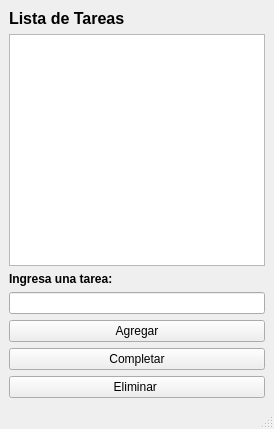
Qt form src/ui/interfaz.ui (JavierEchezarreta/tp_lista_tareas) before a commit.
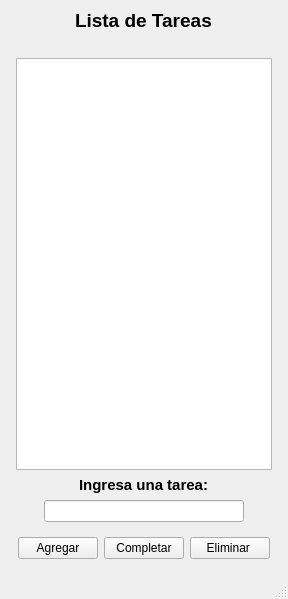
The same form after that commit. Icons and pictures are not drawn.

Commit message: Se hicieron cambios en la interfaz gráfica

```diff
--- a/src/ui/interfaz.ui
+++ b/src/ui/interfaz.ui
@@ -6,8 +6,8 @@
    <rect>
     <x>0</x>
     <y>0</y>
-    <width>274</width>
-    <height>429</height>
+    <width>288</width>
+    <height>599</height>
    </rect>
   </property>
   <property name="windowTitle">
@@ -18,42 +18,105 @@
   </property>
   <widget class="QWidget" name="centralwidget">
    <layout class="QVBoxLayout" name="verticalLayout">
-    <item>
+    <item alignment="Qt::AlignmentFlag::AlignHCenter|Qt::AlignmentFlag::AlignVCenter">
      <widget class="QLabel" name="titulo_label">
       <property name="text">
-       <string>&lt;html&gt;&lt;head/&gt;&lt;body&gt;&lt;p&gt;&lt;span style=&quot; font-size:12pt; font-weight:700;&quot;&gt;Lista de Tareas&lt;/span&gt;&lt;/p&gt;&lt;/body&gt;&lt;/html&gt;</string>
+       <string>&lt;html&gt;&lt;head/&gt;&lt;body&gt;&lt;p&gt;&lt;span style=&quot; font-size:14pt; font-weight:700;&quot;&gt;Lista de Tareas&lt;/span&gt;&lt;/p&gt;&lt;/body&gt;&lt;/html&gt;</string>
       </property>
      </widget>
     </item>
-    <item>
-     <widget class="QListView" name="lista"/>
+    <item alignment="Qt::AlignmentFlag::AlignHCenter|Qt::AlignmentFlag::AlignVCenter">
+     <widget class="QLabel" name="logo">
+      <property name="sizePolicy">
+       <sizepolicy hsizetype="Fixed" vsizetype="Fixed">
+        <horstretch>0</horstretch>
+        <verstretch>0</verstretch>
+       </sizepolicy>
+      </property>
+      <property name="minimumSize">
+       <size>
+        <width>0</width>
+        <height>0</height>
+       </size>
+      </property>
+      <property name="maximumSize">
+       <size>
+        <width>16777215</width>
+        <height>16777215</height>
+       </size>
+      </property>
+      <property name="text">
+       <string/>
+      </property>
+      <property name="pixmap">
+       <pixmap resource="icons/icons.qrc">:/logo.png</pixmap>
+      </property>
+     </widget>
     </item>
-    <item>
+    <item alignment="Qt::AlignmentFlag::AlignHCenter">
+     <widget class="QListView" name="lista">
+      <property name="sizePolicy">
+       <sizepolicy hsizetype="Fixed" vsizetype="MinimumExpanding">
+        <horstretch>0</horstretch>
+        <verstretch>0</verstretch>
+       </sizepolicy>
+      </property>
+     </widget>
+    </item>
+    <item alignment="Qt::AlignmentFlag::AlignHCenter|Qt::AlignmentFlag::AlignVCenter">
      <widget class="QLabel" name="ingresar_tarea_label_2">
       <property name="text">
-       <string>&lt;html&gt;&lt;head/&gt;&lt;body&gt;&lt;p&gt;&lt;span style=&quot; font-weight:700;&quot;&gt;Ingresa una tarea:&lt;/span&gt;&lt;/p&gt;&lt;/body&gt;&lt;/html&gt;</string>
+       <string>&lt;html&gt;&lt;head/&gt;&lt;body&gt;&lt;p&gt;&lt;span style=&quot; font-size:11pt; font-weight:700;&quot;&gt;Ingresa una tarea:&lt;/span&gt;&lt;/p&gt;&lt;/body&gt;&lt;/html&gt;</string>
       </property>
      </widget>
     </item>
-    <item>
-     <widget class="QLineEdit" name="ingresar_tarea_line_edit"/>
+    <item alignment="Qt::AlignmentFlag::AlignHCenter|Qt::AlignmentFlag::AlignVCenter">
+     <widget class="QLineEdit" name="ingresar_tarea_line_edit">
+      <property name="minimumSize">
+       <size>
+        <width>200</width>
+        <height>0</height>
+       </size>
+      </property>
+     </widget>
     </item>
-    <item>
+    <item alignment="Qt::AlignmentFlag::AlignHCenter">
+     <widget class="QWidget" name="botones" native="true">
+      <layout class="QHBoxLayout" name="horizontalLayout">
+       <item alignment="Qt::AlignmentFlag::AlignRight|Qt::AlignmentFlag::AlignVCenter">
      <widget class="QPushButton" name="boton_agregar">
+         <property name="sizePolicy">
+          <sizepolicy hsizetype="Preferred" vsizetype="Fixed">
+           <horstretch>0</horstretch>
+           <verstretch>0</verstretch>
+          </sizepolicy>
+         </property>
       <property name="text">
        <string>Agregar</string>
       </property>
      </widget>
     </item>
-    <item>
+       <item alignment="Qt::AlignmentFlag::AlignHCenter|Qt::AlignmentFlag::AlignVCenter">
      <widget class="QPushButton" name="boton_completar">
+         <property name="sizePolicy">
+          <sizepolicy hsizetype="Preferred" vsizetype="Fixed">
+           <horstretch>0</horstretch>
+           <verstretch>0</verstretch>
+          </sizepolicy>
+         </property>
       <property name="text">
        <string>Completar</string>
       </property>
      </widget>
     </item>
-    <item>
+       <item alignment="Qt::AlignmentFlag::AlignLeft">
      <widget class="QPushButton" name="boton_eliminar">
+         <property name="sizePolicy">
+          <sizepolicy hsizetype="Preferred" vsizetype="Fixed">
+           <horstretch>0</horstretch>
+           <verstretch>0</verstretch>
+          </sizepolicy>
+         </property>
       <property name="text">
        <string>Eliminar </string>
       </property>
@@ -61,6 +124,9 @@
     </item>
    </layout>
   </widget>
+    </item>
+   </layout>
+  </widget>
   <widget class="QMenuBar" name="menubar">
    <property name="geometry">
     <rect>
```
Left out of the diff: 6 changed lines with no effect on the pictures. Lines whose indentation alone changed are shown as unchanged. The commit also changes 6 other files.
